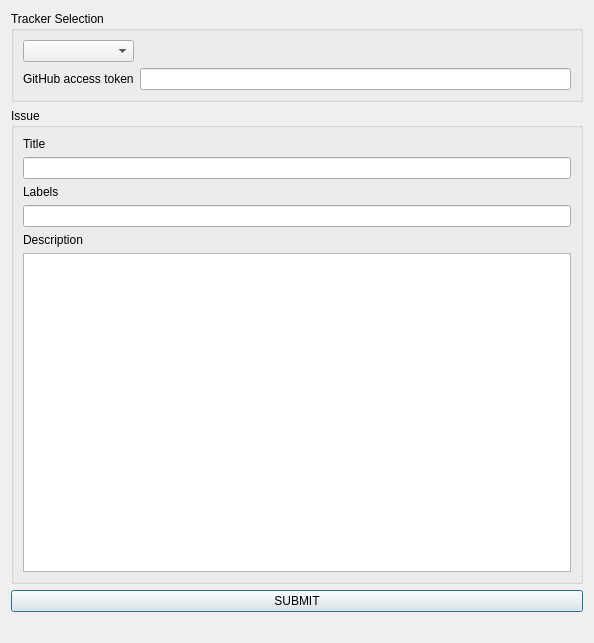
The window that main_widget.ui (lutraconsulting/qgis-report-plugin) describes before a commit, drawn with Qt 5.
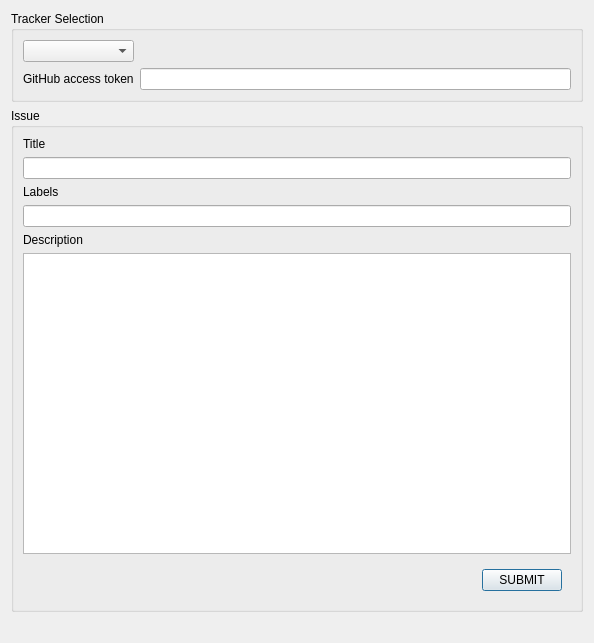
The same window after the commit.

Commit message: labels and user messages

Patch:
```diff
--- a/main_widget.ui
+++ b/main_widget.ui
@@ -92,14 +92,33 @@
       <item>
        <widget class="QTextEdit" name="DescriptionTextEdit"/>
       </item>
-     </layout>
-    </widget>
+      <item>
+       <widget class="QWidget" name="widget" native="true">
+        <layout class="QHBoxLayout" name="horizontalLayout">
+         <item>
+          <spacer name="horizontalSpacer">
+           <property name="orientation">
+            <enum>Qt::Horizontal</enum>
+           </property>
+           <property name="sizeHint" stdset="0">
+            <size>
+             <width>40</width>
+             <height>20</height>
+            </size>
+           </property>
+          </spacer>
    </item>
    <item>
     <widget class="QPushButton" name="SubmitButton">
      <property name="text">
       <string>SUBMIT</string>
      </property>
+          </widget>
+         </item>
+        </layout>
+       </widget>
+      </item>
+     </layout>
     </widget>
    </item>
    <item>
```
Lines whose indentation alone changed are shown as unchanged. The commit also changes 3 other files.
